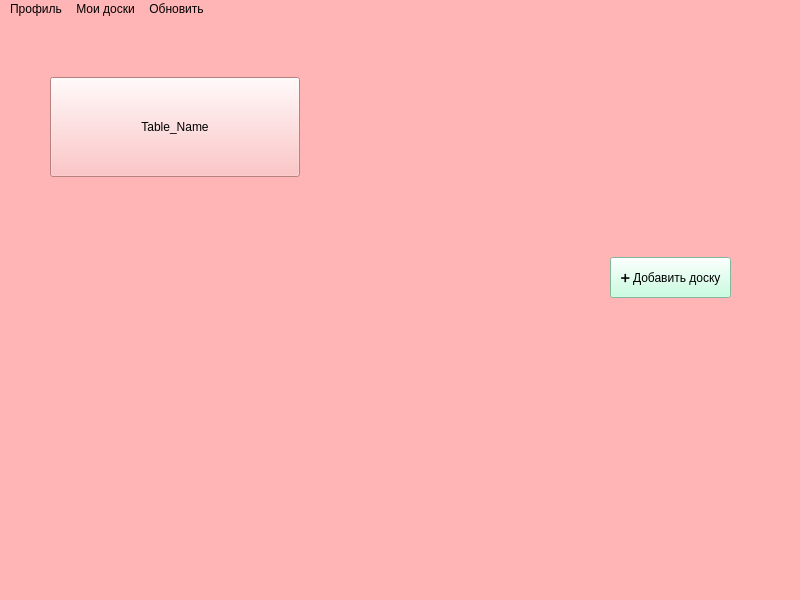
Qt form Users_Interfaces/main_window.ui (FREDY129053/Tasks-Table) before a commit.
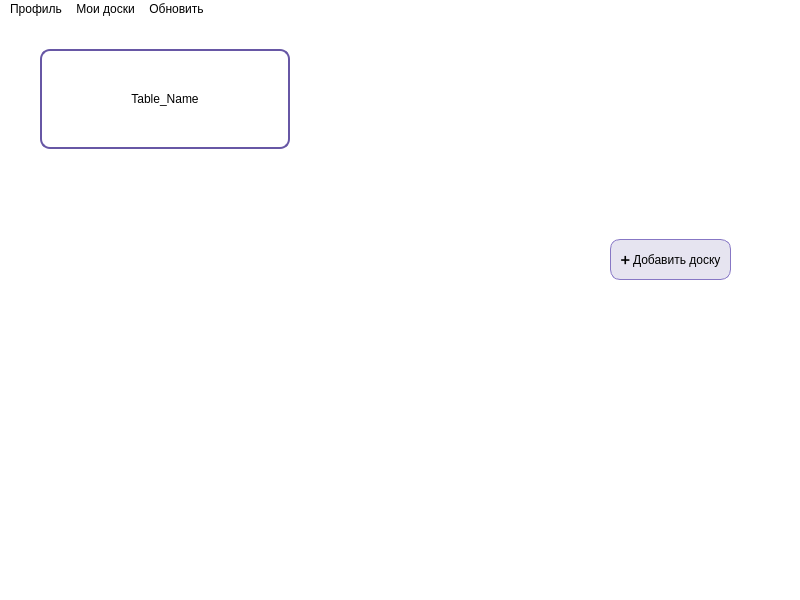
The same form after that commit.

Commit message: дизайн главного окна

```diff
--- a/Users_Interfaces/main_window.ui
+++ b/Users_Interfaces/main_window.ui
@@ -14,7 +14,7 @@
    <string>MainWindow</string>
   </property>
   <property name="styleSheet">
-   <string notr="true">background-color: rgb(255, 180, 181);</string>
+   <string notr="true">background-color: rgb(255, 255, 255);</string>
   </property>
   <widget class="QWidget" name="centralwidget">
    <widget class="QTableWidget" name="tableWidget">
@@ -51,16 +51,107 @@
    <widget class="QScrollArea" name="scrollArea">
     <property name="geometry">
      <rect>
-      <x>10</x>
-      <y>8</y>
-      <width>781</width>
-      <height>560</height>
+      <x>0</x>
+      <y>-20</y>
+      <width>791</width>
+      <height>561</height>
      </rect>
     </property>
+    <property name="palette">
+     <palette>
+      <active>
+       <colorrole role="Button">
+        <brush brushstyle="SolidPattern">
+         <color alpha="255">
+          <red>255</red>
+          <green>255</green>
+          <blue>255</blue>
+         </color>
+        </brush>
+       </colorrole>
+       <colorrole role="Base">
+        <brush brushstyle="SolidPattern">
+         <color alpha="255">
+          <red>255</red>
+          <green>255</green>
+          <blue>255</blue>
+         </color>
+        </brush>
+       </colorrole>
+       <colorrole role="Window">
+        <brush brushstyle="SolidPattern">
+         <color alpha="255">
+          <red>255</red>
+          <green>255</green>
+          <blue>255</blue>
+         </color>
+        </brush>
+       </colorrole>
+      </active>
+      <inactive>
+       <colorrole role="Button">
+        <brush brushstyle="SolidPattern">
+         <color alpha="255">
+          <red>255</red>
+          <green>255</green>
+          <blue>255</blue>
+         </color>
+        </brush>
+       </colorrole>
+       <colorrole role="Base">
+        <brush brushstyle="SolidPattern">
+         <color alpha="255">
+          <red>255</red>
+          <green>255</green>
+          <blue>255</blue>
+         </color>
+        </brush>
+       </colorrole>
+       <colorrole role="Window">
+        <brush brushstyle="SolidPattern">
+         <color alpha="255">
+          <red>255</red>
+          <green>255</green>
+          <blue>255</blue>
+         </color>
+        </brush>
+       </colorrole>
+      </inactive>
+      <disabled>
+       <colorrole role="Button">
+        <brush brushstyle="SolidPattern">
+         <color alpha="255">
+          <red>255</red>
+          <green>255</green>
+          <blue>255</blue>
+         </color>
+        </brush>
+       </colorrole>
+       <colorrole role="Base">
+        <brush brushstyle="SolidPattern">
+         <color alpha="255">
+          <red>255</red>
+          <green>255</green>
+          <blue>255</blue>
+         </color>
+        </brush>
+       </colorrole>
+       <colorrole role="Window">
+        <brush brushstyle="SolidPattern">
+         <color alpha="255">
+          <red>255</red>
+          <green>255</green>
+          <blue>255</blue>
+         </color>
+        </brush>
+       </colorrole>
+      </disabled>
+     </palette>
+    </property>
     <property name="styleSheet">
      <string notr="true">QScrollBar:vertical {
         width: 10px;
-        background-color: #F0F0F0;
+        background-color: rgb(255, 255, 255);
 }</string>
     </property>
     <property name="frameShape">
@@ -77,15 +168,15 @@
       <rect>
        <x>0</x>
        <y>0</y>
-       <width>781</width>
-       <height>560</height>
+       <width>791</width>
+       <height>561</height>
       </rect>
      </property>
      <widget class="QPushButton" name="add_table_btn">
       <property name="geometry">
        <rect>
-        <x>600</x>
-        <y>230</y>
+        <x>610</x>
+        <y>240</y>
         <width>121</width>
         <height>41</height>
        </rect>
@@ -94,7 +185,12 @@
        <cursorShape>PointingHandCursor</cursorShape>
       </property>
       <property name="styleSheet">
-       <string notr="true">background-color: rgb(185, 255, 217);</string>
+       <string notr="true">background-color: #E6E4F0;
+border-radius: 10px;
+border-width: 1px 1px 1px 1px;
+border-style: solid;
+border-color: #8777C5;
+font: 500 12px &quot;Work Sans&quot;;</string>
       </property>
       <property name="text">
        <string>➕ Добавить доску</string>
@@ -109,6 +205,14 @@
         <height>100</height>
        </rect>
       </property>
+      <property name="styleSheet">
+       <string notr="true">background-color: rgb(255, 255, 255);
+border-radius: 10px;
+border-width: 2px 2px 2px 2px;
+border-style: solid;
+border-color: #6757A5;
+font: 600 13px &quot;Work Sans&quot;;</string>
+      </property>
       <property name="text">
        <string>Table_Name</string>
       </property>
```
